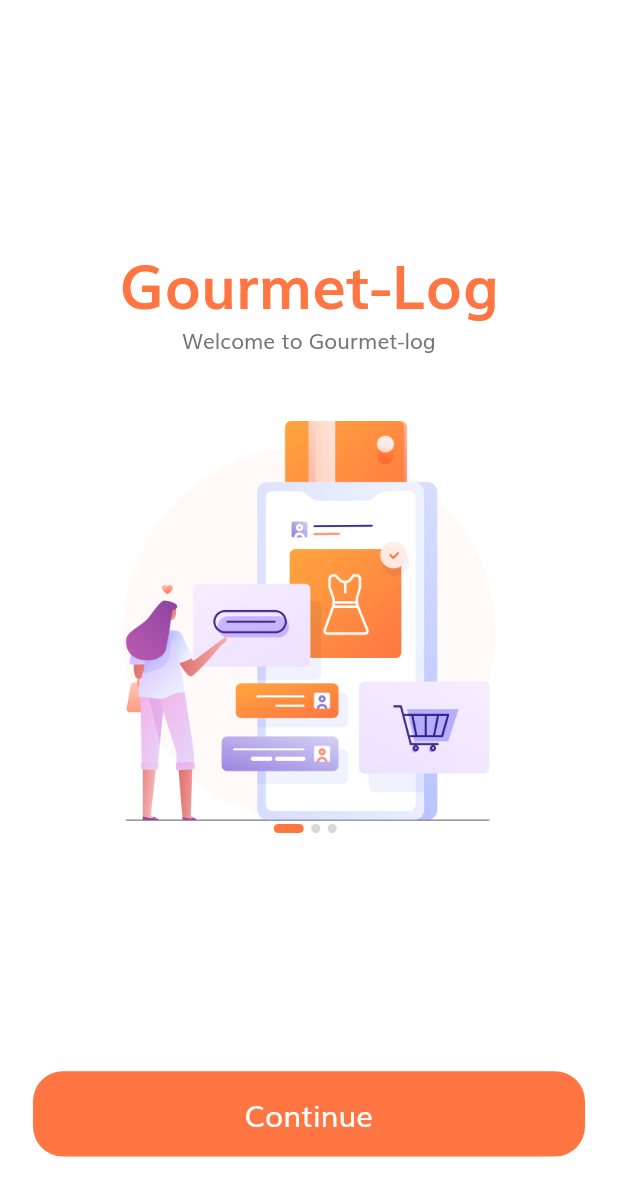
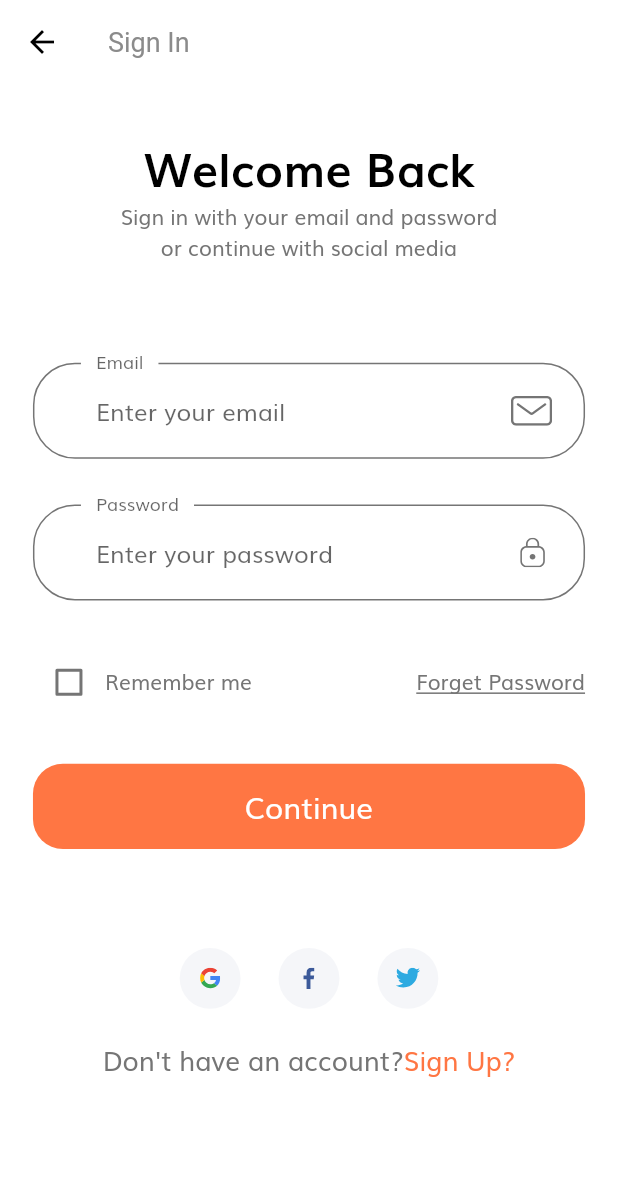
Before and after one commit to hyorangnavi/flutter_shop_app, a Flutter app: the screen it shows after launch, after a tap on "Continue", on a phone screen of 412 x 824 dp. Shown: the top 1196 px of the screen. Run offline on Flutter 3.47's test engine with Material 2 defaults, Android fonts, the phone set to English and light mode, and no system bars; our stand-ins replace flutter_svg.

Commit message:
sign in 페이지 일부완성

```diff
--- /dev/null
+++ b/lib/components/custom_suffix_icon.dart
@@ -0,0 +1,24 @@
+import 'package:flutter/material.dart';
+import 'package:flutter_svg/flutter_svg.dart';
+
+import '../size_config.dart';
+
+class CustomSuffixIcon extends StatelessWidget {
+  const CustomSuffixIcon({
+    Key key,
+    @required this.svgIcon,
+  }) : super(key: key);
+  final String svgIcon;
+
+  @override
+  Widget build(BuildContext context) {
+    return Padding(
+      padding: EdgeInsets.fromLTRB(0, getProportionateScreenWidth(20),
+          getProportionateScreenWidth(20), getProportionateScreenWidth(20)),
+      child: SvgPicture.asset(
+        svgIcon,
+        height: getProportionateScreenWidth(18),
+      ),
+    );
+  }
+}
--- /dev/null
+++ b/lib/components/form_error.dart
@@ -0,0 +1,33 @@
+import 'package:flutter/material.dart';
+import 'package:flutter_shop_app/size_config.dart';
+import 'package:flutter_svg/flutter_svg.dart';
+
+class FormError extends StatelessWidget {
+  const FormError({
+    Key key,
+    @required this.errors,
+  }) : super(key: key);
+
+  final List<String> errors;
+
+  @override
+  Widget build(BuildContext context) {
+    return Column(
+        children: List.generate(
+            errors.length, (index) => formErrorText(error: errors[index])));
+  }
+}
+
+Row formErrorText({String error}) {
+  return Row(
+    children: [
+      SvgPicture.asset(
+        "assets/icons/Error.svg",
+        height: getProportionateScreenHeight(14),
+        width: getProportionateScreenWidth(14),
+      ),
+      SizedBox(width: getProportionateScreenWidth(10)),
+      Text(error)
+    ],
+  );
+}
--- /dev/null
+++ b/lib/components/social_card.dart
@@ -0,0 +1,31 @@
+import 'package:flutter/material.dart';
+import 'package:flutter_svg/flutter_svg.dart';
+
+import '../size_config.dart';
+
+class SocialCard extends StatelessWidget {
+  const SocialCard({
+    Key key,
+    this.icon,
+    this.press,
+  }) : super(key: key);
+
+  final String icon;
+  final Function press;
+
+  @override
+  Widget build(BuildContext context) {
+    return GestureDetector(
+      onTap: press,
+      child: Container(
+          margin:
+              EdgeInsets.symmetric(horizontal: getProportionateScreenWidth(10)),
+          padding: EdgeInsets.all(getProportionateScreenWidth(12)),
+          height: getProportionateScreenHeight(40),
+          width: getProportionateScreenWidth(40),
+          decoration:
+              BoxDecoration(color: Color(0Xfff5f6f9), shape: BoxShape.circle),
+          child: SvgPicture.asset(icon)),
+    );
+  }
+}
--- a/lib/constants.dart
+++ b/lib/constants.dart
@@ -10,3 +10,12 @@ const kSecondaryColor = Color(0xFF979797);
 const kTextColor = Color(0xFF757575);
 
 const kAnimationDuration = Duration(milliseconds: 200);
+
+//Form Error
+final RegExp emailValidatorRegExp =
+    RegExp(r"^[a-zA-Z0-9.]+@[a-zA-Z0-9]+\.[a-zA-Z]+");
+const String kEmailNullError = "Please Enter you eamil";
+const String kInvalidEmailError = "Please Enter Valid Email";
+const String kPassNullError = "Please Enter you password";
+const String kShortPassError = "Password is too short";
+const String kMatchPassError = "Passwords don't match";
--- a/lib/main.dart
+++ b/lib/main.dart
@@ -2,6 +2,7 @@ import 'package:flutter/material.dart';
 import 'package:flutter_shop_app/constants.dart';
 import 'package:flutter_shop_app/routes.dart';
 import 'package:flutter_shop_app/screens/splash/splash_screen.dart';
+import 'package:flutter_shop_app/theme.dart';
 
 void main() {
   runApp(MyApp());
@@ -14,14 +15,7 @@ class MyApp extends StatelessWidget {
     return MaterialApp(
       debugShowCheckedModeBanner: false,
       title: 'Flutter Demo',
-      theme: ThemeData(
-          scaffoldBackgroundColor: Colors.white,
-          fontFamily: 'Muli',
-          textTheme: TextTheme(
-            bodyText1: TextStyle(color: kTextColor),
-            bodyText2: TextStyle(color: kTextColor),
-          ),
-          visualDensity: VisualDensity.adaptivePlatformDensity),
+      theme: theme(),
       //home: SplashScreen(),
       initialRoute: SplashScreen.routeName,
       routes: routes,
--- a/lib/routes.dart
+++ b/lib/routes.dart
@@ -1,6 +1,8 @@
 import 'package:flutter/widgets.dart';
+import 'package:flutter_shop_app/screens/sign_in/sign_in_screen.dart';
 import 'package:flutter_shop_app/screens/splash/splash_screen.dart';
 
 final Map<String, WidgetBuilder> routes = {
-  SplashScreen.routeName: (context) => SplashScreen()
+  SplashScreen.routeName: (context) => SplashScreen(),
+  SignInScreen.routeName: (context) => SignInScreen()
 };
--- /dev/null
+++ b/lib/screens/sign_in/components/body.dart
@@ -0,0 +1,74 @@
+import 'package:flutter/material.dart';
+import 'package:flutter_shop_app/components/custom_suffix_icon.dart';
+import 'package:flutter_shop_app/components/default_button.dart';
+import 'package:flutter_shop_app/components/form_error.dart';
+import 'package:flutter_shop_app/components/social_card.dart';
+import 'package:flutter_shop_app/constants.dart';
+import 'package:flutter_shop_app/size_config.dart';
+import 'package:flutter_svg/flutter_svg.dart';
+
+import 'sign_form.dart';
+
+class Body extends StatelessWidget {
+  @override
+  Widget build(BuildContext context) {
+    return SafeArea(
+      child: SizedBox(
+        width: double.infinity,
+        child: Padding(
+          padding:
+              EdgeInsets.symmetric(horizontal: getProportionateScreenWidth(20)),
+          child: SingleChildScrollView(
+            child: Column(children: [
+              SizedBox(height: SizeConfig.screenHeight * 0.04),
+              Text(
+                "Welcome Back",
+                style: TextStyle(
+                    color: Colors.black,
+                    fontSize: getProportionateScreenWidth(28),
+                    fontWeight: FontWeight.bold),
+              ),
+              Text(
+                "Sign in with your email and password \nor continue with social media",
+                textAlign: TextAlign.center,
+              ),
+              SizedBox(height: SizeConfig.screenHeight * 0.08),
+              SignForm(),
+              SizedBox(height: SizeConfig.screenHeight * 0.08),
+              Row(
+                mainAxisAlignment: MainAxisAlignment.center,
+                children: [
+                  SocialCard(
+                    icon: "assets/icons/google-icon.svg",
+                    press: () {},
+                  ),
+                  SocialCard(
+                    icon: "assets/icons/facebook-2.svg",
+                    press: () {},
+                  ),
+                  SocialCard(
+                    icon: "assets/icons/twitter.svg",
+                    press: () {},
+                  ),
+                ],
+              ),
+              SizedBox(height: getProportionateScreenHeight(20)),
+              Row(
+                mainAxisAlignment: MainAxisAlignment.center,
+                children: [
+                  Text("Don't have an account?",
+                      style:
+                          TextStyle(fontSize: getProportionateScreenWidth(16))),
+                  Text("Sign Up?",
+                      style: TextStyle(
+                          fontSize: getProportionateScreenWidth(16),
+                          color: kPrimaryColor))
+                ],
+              )
+            ]),
+          ),
+        ),
+      ),
+    );
+  }
+}
--- /dev/null
+++ b/lib/screens/sign_in/components/sign_form.dart
@@ -0,0 +1,136 @@
+import 'package:flutter/material.dart';
+import 'package:flutter_shop_app/components/custom_suffix_icon.dart';
+import 'package:flutter_shop_app/components/default_button.dart';
+import 'package:flutter_shop_app/components/form_error.dart';
+
+import '../../../constants.dart';
+import '../../../size_config.dart';
+
+class SignForm extends StatefulWidget {
+  @override
+  _SignFormState createState() => _SignFormState();
+}
+
+class _SignFormState extends State<SignForm> {
+  final _formKey = GlobalKey<FormState>();
+  String email;
+  String password;
+  bool remember = false;
+  final List<String> errors = [];
+  @override
+  Widget build(BuildContext context) {
+    return Form(
+        key: _formKey,
+        child: Column(
+          children: [
+            buildEmailFormField(),
+            SizedBox(height: getProportionateScreenHeight(30)),
+            buildPasswordFormField(),
+            SizedBox(height: getProportionateScreenHeight(30)),
+            Row(
+              children: [
+                Checkbox(
+                    value: remember,
+                    activeColor: kPrimaryColor,
+                    onChanged: (value) {
+                      setState(() {
+                        remember = value;
+                      });
+                    }),
+                Text("Remember me"),
+                Spacer(),
+                Text("Forget Password",
+                    style: TextStyle(decoration: TextDecoration.underline))
+              ],
+            ),
+            FormError(errors: errors),
+            SizedBox(height: getProportionateScreenHeight(30)),
+            DefaultButton(
+              text: "Continue",
+              press: () {
+                if (_formKey.currentState.validate()) {
+                  _formKey.currentState.save();
+                }
+              },
+            )
+          ],
+        ));
+  }
+
+  TextFormField buildPasswordFormField() {
+    return TextFormField(
+      obscureText: true,
+      onSaved: (newValue) => password = newValue,
+      onChanged: (value) {
+        if (value.isNotEmpty && errors.contains(kPassNullError)) {
+          setState(() {
+            errors.remove(kPassNullError);
+          });
+        } else if (value.length >= 8 && errors.contains(kShortPassError)) {
+          setState(() {
+            errors.remove(kShortPassError);
+          });
+        }
+        return null;
+      },
+      validator: (value) {
+        if (value.isEmpty && !errors.contains(kPassNullError)) {
+          setState(() {
+            errors.add(kPassNullError);
+          });
+        } else if (value.length < 8 && !errors.contains(kShortPassError)) {
+          setState(() {
+            errors.add(kShortPassError);
+          });
+        }
+        return null;
+      },
+      decoration: InputDecoration(
+          labelText: "Password",
+          hintText: "Enter your password",
+          floatingLabelBehavior: FloatingLabelBehavior.always,
+          suffixIcon: CustomSuffixIcon(
+            svgIcon: "assets/icons/Lock.svg",
+          )),
+    );
+  }
+
+  TextFormField buildEmailFormField() {
+    return TextFormField(
+      keyboardType: TextInputType.emailAddress,
+      onSaved: (newValue) => email = newValue,
+      onChanged: (value) {
+        if (value.isNotEmpty && errors.contains(kEmailNullError)) {
+          setState(() {
+            errors.remove(kEmailNullError);
+          });
+        } else if (emailValidatorRegExp.hasMatch(value) &&
+            errors.contains(kInvalidEmailError)) {
+          setState(() {
+            errors.remove(kInvalidEmailError);
+          });
+        }
+      },
+      validator: (value) {
+        if (value.isEmpty && !errors.contains(kEmailNullError)) {
+          setState(() {
+            errors.add(kEmailNullError);
+          });
+        } else if (!emailValidatorRegExp.hasMatch(value) &&
+            !errors.contains(kInvalidEmailError)) {
+          setState(() {
+            errors.add(kInvalidEmailError);
+          });
+        }
+        return null;
+      },
+      decoration: InputDecoration(
+          labelText: "Email",
+          hintText: "Enter your email",
+          floatingLabelBehavior: FloatingLabelBehavior.always,
+          suffixIcon: CustomSuffixIcon(
+            svgIcon: "assets/icons/Mail.svg",
+          )),
+    );
+  }
+}
--- /dev/null
+++ b/lib/screens/sign_in/sign_in_screen.dart
@@ -0,0 +1,16 @@
+import 'package:flutter/material.dart';
+
+import 'components/body.dart';
+
+class SignInScreen extends StatelessWidget {
+  static String routeName = "/sign_in";
+
+  @override
+  Widget build(BuildContext context) {
+    return Scaffold(
+        appBar: AppBar(
+          title: Text("Sign In"),
+        ),
+        body: Body());
+  }
+}
--- a/lib/screens/splash/components/body.dart
+++ b/lib/screens/splash/components/body.dart
@@ -1,5 +1,6 @@
 import 'package:flutter/material.dart';
 import 'package:flutter_shop_app/constants.dart';
+import 'package:flutter_shop_app/screens/sign_in/sign_in_screen.dart';
 import 'package:flutter_shop_app/size_config.dart';
 import '../components/splash_content.dart';
 import '../../../components/default_button.dart';
@@ -52,7 +53,12 @@ class _BodyState extends State<Body> {
                           children: List.generate(splashData.length,
                               (index) => buildDot(index: index))),
                       Spacer(flex: 3),
-                      DefaultButton(text: "Continue", press: () {}),
+                      DefaultButton(
+                          text: "Continue",
+                          press: () {
+                            Navigator.pushNamed(
+                                context, SignInScreen.routeName);
+                          }),
                       Spacer(),
                     ],
                   ),
--- /dev/null
+++ b/lib/theme.dart
@@ -0,0 +1,44 @@
+import 'package:flutter/material.dart';
+
+import 'constants.dart';
+
+ThemeData theme() {
+  return ThemeData(
+    scaffoldBackgroundColor: Colors.white,
+    fontFamily: 'Muli',
+    appBarTheme: appBarTheme(),
+    textTheme: textTheme(),
+    inputDecorationTheme: inputDecorationTheme(),
+    visualDensity: VisualDensity.adaptivePlatformDensity,
+  );
+}
+
+InputDecorationTheme inputDecorationTheme() {
+  OutlineInputBorder outlineInputBorder = OutlineInputBorder(
+      borderRadius: BorderRadius.circular(28),
+      borderSide: BorderSide(color: kTextColor),
+      gapPadding: 10);
+  return InputDecorationTheme(
+      // floatingLabelBehavior: FloatingLabelBehavior.always,
+      contentPadding: EdgeInsets.symmetric(horizontal: 42, vertical: 20),
+      enabledBorder: outlineInputBorder,
+      focusedBorder: outlineInputBorder,
+      border: outlineInputBorder);
+}
+
+TextTheme textTheme() {
+  return TextTheme(
+    bodyText1: TextStyle(color: kTextColor),
+    bodyText2: TextStyle(color: kTextColor),
+  );
+}
+
+AppBarTheme appBarTheme() {
+  return AppBarTheme(
+      color: Colors.white,
+      elevation: 0,
+      brightness: Brightness.light,
+      iconTheme: IconThemeData(color: Colors.black),
+      textTheme: TextTheme(
+          headline6: TextStyle(color: Color(0xFF8b8b8b), fontSize: 18)));
+}
```
